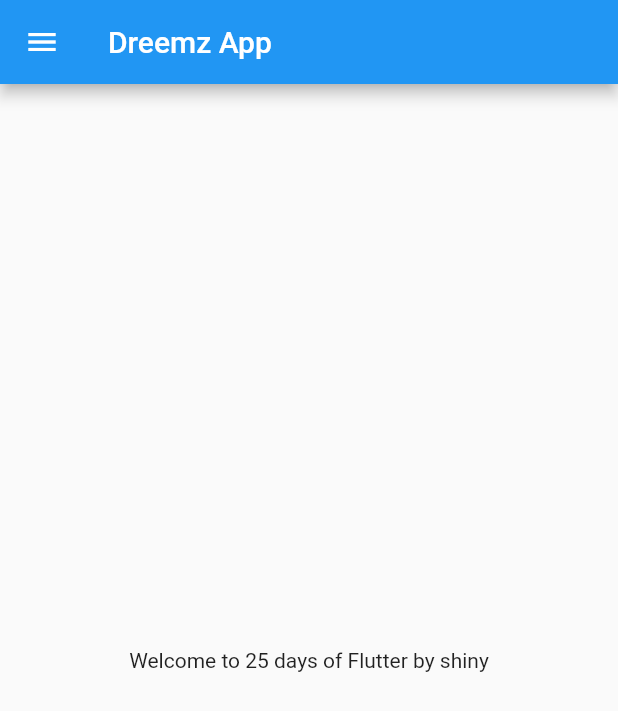
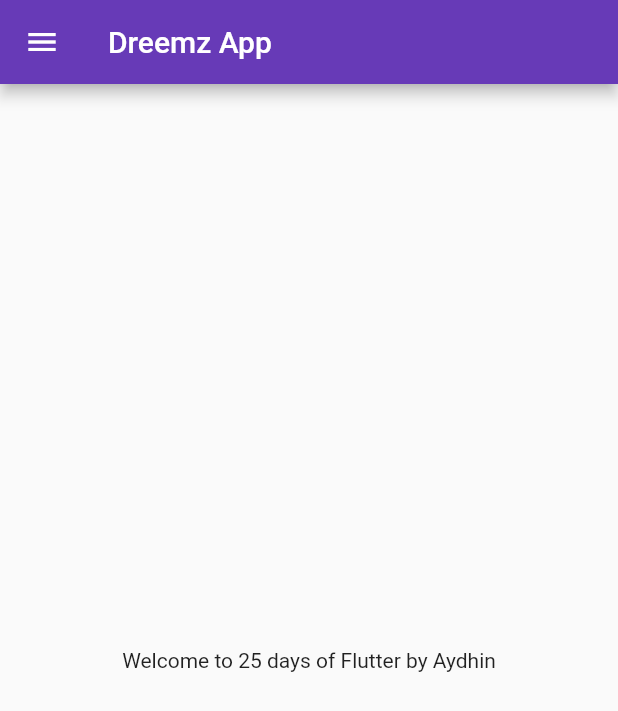
Before and after one commit to shiasabdul/30daysofflutter, a Flutter app: the screen it shows after launch, on a phone screen of 412 x 824 dp. Shown: the top 711 px of the screen. Run offline on Flutter 3.47's test engine with Material 2 defaults, Android fonts, the phone set to English and light mode, and no system bars.

Commit message:
day 3 completed

```diff
--- a/lib/Homepage.dart
+++ b/lib/Pages/homepage.dart
@@ -2,7 +2,7 @@ import 'package:flutter/material.dart';
 
 class Homepage extends StatelessWidget {
   final int days = 25;
-  final String name = "shiny";
+  final String name = "Aydhin";
   @override
   Widget build(BuildContext context) {
     return Scaffold(
--- a/lib/main.dart
+++ b/lib/main.dart
@@ -1,7 +1,8 @@
 import 'package:flutter/material.dart';
-import 'package:flutter_catalog/Homepage.dart';
+import 'package:flutter_catalog/Pages/homepage.dart';
 
-import 'Homepage.dart';
+import 'Pages/homepage.dart';
+import 'Pages/loginpage.dart';
 
 void main() {
   runApp(Myapp());
@@ -12,7 +13,17 @@ class Myapp extends StatelessWidget {
   @override
   Widget build(BuildContext context) {
     return MaterialApp(
-      home: Homepage(),
+      themeMode: ThemeMode.light,
+      theme: ThemeData(primarySwatch: Colors.deepPurple),
+      darkTheme: ThemeData(
+        brightness: Brightness.dark,
+      ),
+      initialRoute: "/home",
+      routes: {
+        "/": (context) => LoginPage(),
+        "/login": (context) => LoginPage(),
+        "/home": (context) => Homepage(),
+      },
     );
   }
 }
```
Also changed, not shown: lib/Pages/loginpage.dart (added, +19 -0 lines).
